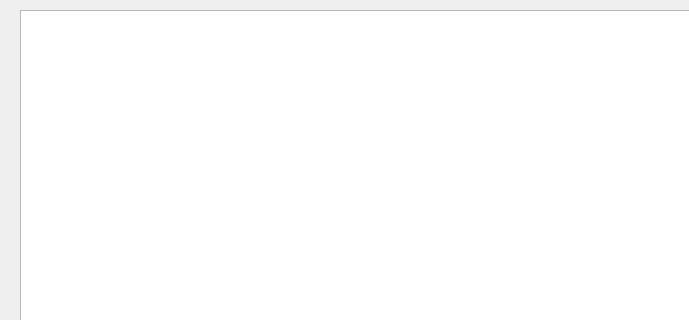
Old version of the form mainwindow.ui in the repository Sara-Ochoa/Practica5; both pictures show x 0 to 689 and y 0 to 320 of the 800 by 600 pixel window.
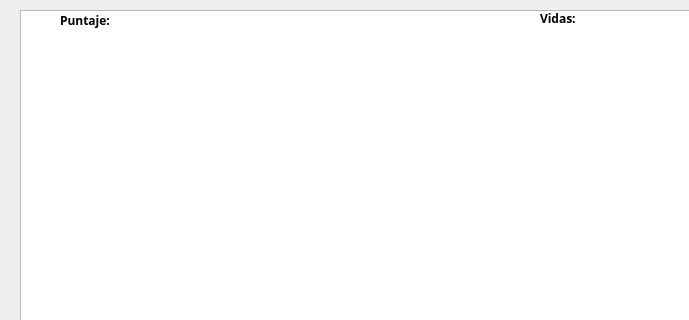
New version of the form.

```diff
--- a/mainwindow.ui
+++ b/mainwindow.ui
@@ -24,6 +24,44 @@
      </rect>
     </property>
    </widget>
+   <widget class="QLabel" name="lblPuntaje">
+    <property name="geometry">
+     <rect>
+      <x>60</x>
+      <y>10</y>
+      <width>61</width>
+      <height>21</height>
+     </rect>
+    </property>
+    <property name="font">
+     <font>
+      <family>Arial Black</family>
+      <bold>true</bold>
+     </font>
+    </property>
+    <property name="text">
+     <string>Puntaje: </string>
+    </property>
+   </widget>
+   <widget class="QLabel" name="lblVidas">
+    <property name="geometry">
+     <rect>
+      <x>540</x>
+      <y>10</y>
+      <width>49</width>
+      <height>16</height>
+     </rect>
+    </property>
+    <property name="font">
+     <font>
+      <family>Arial Black</family>
+      <bold>true</bold>
+     </font>
+    </property>
+    <property name="text">
+     <string>Vidas: </string>
+    </property>
+   </widget>
   </widget>
   <widget class="QMenuBar" name="menubar">
    <property name="geometry">
```
